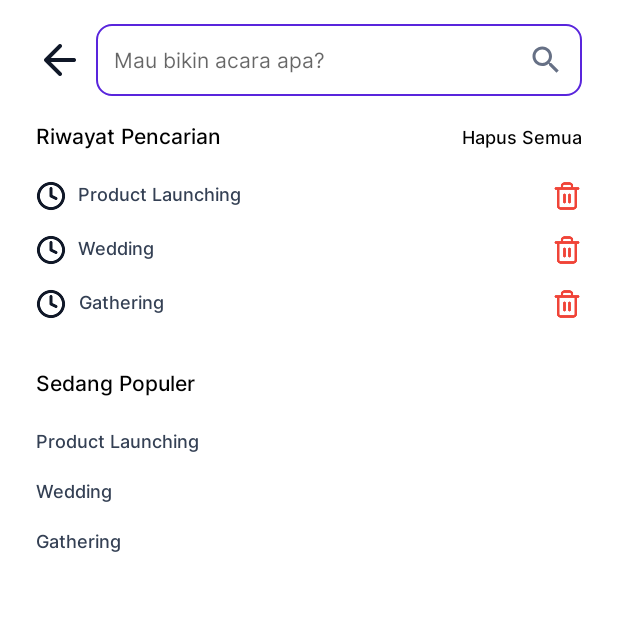
After one commit to Lumos-IL-Massive-Project/lapak-event-mobile-app, an Android app: the SearchActivity screen opened directly, with no data from a screen before it, on a phone screen of 412 x 824 dp, the top half of it. The commit adds this screen. Run offline under Robolectric (Android 15) with nearby library versions, the phone set to English and light mode, and no system bars.

Commit message:
create search page

```diff
--- a/app/src/main/AndroidManifest.xml
+++ b/app/src/main/AndroidManifest.xml
@@ -15,7 +15,7 @@
         android:theme="@style/Theme.ConnectUs"
         tools:targetApi="31">
         <activity
-            android:name=".activities.home.HomeActivity"
+            android:name=".activities.search.SearchActivity"
             android:exported="false" />
         <activity
             android:name=".activities.splash.SplashActivity"
--- a/app/src/main/java/com/example/connectus/activities/home/HomeFragment.kt
+++ b/app/src/main/java/com/example/connectus/activities/home/HomeFragment.kt
@@ -1,5 +1,6 @@
 package com.example.connectus.activities.home
 
+import android.content.Intent
 import android.os.Bundle
 import android.os.Handler
 import android.os.Looper
@@ -22,6 +23,7 @@ import com.example.connectus.activities.home.adapters.ViewPagerCarouselAdapter
 import com.example.connectus.activities.home.models.CarouselData
 import com.example.connectus.activities.home.models.MenuData
 import com.example.connectus.activities.home.models.ProductData
+import com.example.connectus.activities.search.SearchActivity
 import com.example.connectus.databinding.FragmentHomeBinding
 
 class HomeFragment : Fragment(), View.OnClickListener {
@@ -44,16 +46,12 @@ class HomeFragment : Fragment(), View.OnClickListener {
         return binding.root
     }
 
-//    override fun onViewCreated(view: View, savedInstanceState: Bundle?) {
-//        super.onViewCreated(view, savedInstanceState)
-//
-//        initCarousel()
-//        initMenu()
-//        initSearchInput()
-//        initPopularProduct()
-//    }
     override fun onClick(v: View?) {
-        TODO("Not yet implemented")
+        when(v?.id) {
+            R.id.etSearchFixed -> {
+                startActivity(Intent(requireContext(), SearchActivity::class.java))
+            }
+        }
     }
 
     private fun initCarousel() {
--- /dev/null
+++ b/app/src/main/java/com/example/connectus/activities/search/SearchActivity.kt
@@ -0,0 +1,58 @@
+package com.example.connectus.activities.search
+
+import android.content.Intent
+import android.os.Bundle
+import android.view.View
+import androidx.appcompat.app.AppCompatActivity
+import androidx.recyclerview.widget.GridLayoutManager
+import com.example.connectus.R
+import com.example.connectus.activities.MainActivity
+import com.example.connectus.activities.search.adapters.RecyclerViewPopularSearchAdapter
+import com.example.connectus.activities.search.adapters.RecyclerViewSearchHistoryAdapter
+import com.example.connectus.activities.search.models.SearchHistoryData
+import com.example.connectus.databinding.ActivitySearchBinding
+
+class SearchActivity : AppCompatActivity(), View.OnClickListener {
+    private lateinit var binding: ActivitySearchBinding
+
+    override fun onCreate(savedInstanceState: Bundle?) {
+        super.onCreate(savedInstanceState)
+        binding = ActivitySearchBinding.inflate(layoutInflater)
+        setContentView(binding.root)
+
+        initSearchHistory()
+        initPopularSearch()
+        binding.searchHeader.btnBack.setOnClickListener(this)
+    }
+
+    private fun initSearchHistory() {
+        val searchHistoryList: List<SearchHistoryData> = listOf(
+            SearchHistoryData("Product Launching"),
+            SearchHistoryData("Wedding"),
+            SearchHistoryData("Gathering")
+        )
+
+        binding.rvSearchHistory.adapter = RecyclerViewSearchHistoryAdapter(searchHistoryList)
+        binding.rvSearchHistory.layoutManager = GridLayoutManager(this, 1)
+    }
+
+    private fun initPopularSearch() {
+        val popularSearchList: List<SearchHistoryData> = listOf(
+            SearchHistoryData("Product Launching"),
+            SearchHistoryData("Wedding"),
+            SearchHistoryData("Gathering")
+        )
+
+        binding.rvPopularSearch.adapter = RecyclerViewPopularSearchAdapter(popularSearchList)
+        binding.rvPopularSearch.layoutManager = GridLayoutManager(this, 1)
+    }
+
+    override fun onClick(v: View?) {
+        when (v?.id) {
+            R.id.btnBack -> {
+                val intent = Intent(this, MainActivity::class.java)
+                startActivity(intent)
+            }
+        }
+    }
+}
--- /dev/null
+++ b/app/src/main/java/com/example/connectus/activities/search/adapters/RecyclerViewPopularSearchAdapter.kt
@@ -0,0 +1,30 @@
+package com.example.connectus.activities.search.adapters
+
+import android.content.Context
+import android.view.LayoutInflater
+import android.view.ViewGroup
+import androidx.recyclerview.widget.RecyclerView
+import com.example.connectus.activities.search.models.SearchHistoryData
+import com.example.connectus.databinding.HomePopularProductItemBinding
+import com.example.connectus.databinding.SearchHistorySearchItemBinding
+import com.example.connectus.databinding.SearchPopularSearchItemBinding
+
+class RecyclerViewPopularSearchAdapter(private val popularSearchList: List<SearchHistoryData>):
+RecyclerView.Adapter<RecyclerViewPopularSearchAdapter.ViewHolder>() {
+    inner class ViewHolder(itemView: SearchPopularSearchItemBinding): RecyclerView.ViewHolder(itemView.root) {
+        val tvPopularSearchLabel = itemView.tvPopularSearchLabel
+    }
+
+    override fun onCreateViewHolder(parent: ViewGroup, viewType: Int): ViewHolder {
+        val view = SearchPopularSearchItemBinding.inflate(LayoutInflater.from(parent.context), parent, false)
+        return ViewHolder(view)
+    }
+
+    override fun getItemCount(): Int {
+        return popularSearchList.size
+    }
+
+    override fun onBindViewHolder(holder: ViewHolder, position: Int) {
+        holder.tvPopularSearchLabel.text = popularSearchList[position].name
+    }
+}
--- /dev/null
+++ b/app/src/main/java/com/example/connectus/activities/search/adapters/RecyclerViewSearchHistoryAdapter.kt
@@ -0,0 +1,29 @@
+package com.example.connectus.activities.search.adapters
+
+import android.content.Context
+import android.view.LayoutInflater
+import android.view.ViewGroup
+import androidx.recyclerview.widget.RecyclerView
+import com.example.connectus.activities.search.models.SearchHistoryData
+import com.example.connectus.databinding.HomePopularProductItemBinding
+import com.example.connectus.databinding.SearchHistorySearchItemBinding
+
+class RecyclerViewSearchHistoryAdapter(private val searchHistoryList: List<SearchHistoryData>):
+RecyclerView.Adapter<RecyclerViewSearchHistoryAdapter.ViewHolder>() {
+    inner class ViewHolder(itemView: SearchHistorySearchItemBinding): RecyclerView.ViewHolder(itemView.root) {
+        val searchHistoryLabel = itemView.searchHistoryLabel
+    }
+
+    override fun onCreateViewHolder(parent: ViewGroup, viewType: Int): ViewHolder {
+        val view = SearchHistorySearchItemBinding.inflate(LayoutInflater.from(parent.context), parent, false)
+        return ViewHolder(view)
+    }
+
+    override fun getItemCount(): Int {
+        return searchHistoryList.size
+    }
+
+    override fun onBindViewHolder(holder: ViewHolder, position: Int) {
+        holder.searchHistoryLabel.text = searchHistoryList[position].name
+    }
+}
--- /dev/null
+++ b/app/src/main/java/com/example/connectus/activities/search/models/SearchHistoryData.kt
@@ -0,0 +1,5 @@
+package com.example.connectus.activities.search.models
+
+data class SearchHistoryData(
+    val name: String
+)
--- /dev/null
+++ b/app/src/main/res/layout/activity_search.xml
@@ -0,0 +1,90 @@
+<?xml version="1.0" encoding="utf-8"?>
+<androidx.constraintlayout.widget.ConstraintLayout xmlns:android="http://schemas.android.com/apk/res/android"
+    xmlns:app="http://schemas.android.com/apk/res-auto"
+    xmlns:tools="http://schemas.android.com/tools"
+    android:layout_width="match_parent"
+    android:layout_height="match_parent"
+    android:paddingHorizontal="24dp"
+    tools:context=".activities.search.SearchActivity">
+
+    <include
+        android:id="@+id/searchHeader"
+        layout="@layout/search_header" />
+
+    <LinearLayout
+        android:id="@+id/linearLayoutSearchHistory"
+        android:layout_width="match_parent"
+        android:layout_height="wrap_content"
+        android:orientation="horizontal"
+        app:layout_constraintEnd_toEndOf="parent"
+        app:layout_constraintStart_toStartOf="parent"
+        app:layout_constraintTop_toBottomOf="@+id/searchHeader">
+
+        <TextView
+            android:id="@+id/tvSearchHistory"
+            android:layout_width="wrap_content"
+            android:layout_height="wrap_content"
+            android:fontFamily="@font/inter_medium"
+            android:text="@string/search_history"
+            android:textColor="@color/black"
+            android:textSize="14sp"
+            app:layout_constraintEnd_toEndOf="parent"
+            app:layout_constraintHorizontal_bias="0.066"
+            app:layout_constraintStart_toStartOf="parent"
+            app:layout_constraintTop_toBottomOf="@id/etSearchFixed" />
+
+        <View
+            android:layout_width="0dp"
+            android:layout_height="0dp"
+            android:layout_weight="1" />
+
+        <TextView
+            android:id="@+id/tvDeleteAllHistory"
+            android:layout_width="wrap_content"
+            android:layout_height="wrap_content"
+            android:background="@drawable/ripple_effect"
+            android:clickable="true"
+            android:fontFamily="@font/inter_medium"
+            android:text="@string/delete_all"
+            android:textColor="@color/black"
+            android:textSize="12sp"
+            app:layout_constraintEnd_toEndOf="parent"
+            app:layout_constraintHorizontal_bias="0.066"
+            app:layout_constraintStart_toStartOf="parent"
+            app:layout_constraintTop_toBottomOf="@id/etSearchFixed" />
+    </LinearLayout>
+
+    <androidx.recyclerview.widget.RecyclerView
+        android:id="@+id/rvSearchHistory"
+        android:layout_width="match_parent"
+        android:layout_height="wrap_content"
+        android:layout_marginTop="12dp"
+        android:clipToPadding="false"
+        android:isScrollContainer="false"
+        android:nestedScrollingEnabled="false"
+        app:layout_constraintTop_toBottomOf="@id/linearLayoutSearchHistory" />
+
+    <TextView
+        android:id="@+id/tvPopularSearch"
+        android:layout_width="wrap_content"
+        android:layout_height="wrap_content"
+        android:fontFamily="@font/inter_medium"
+        android:text="@string/popular_search"
+        android:textColor="@color/black"
+        android:textSize="14sp"
+        android:layout_marginTop="24dp"
+        app:layout_constraintEnd_toEndOf="parent"
+        app:layout_constraintHorizontal_bias="0.0"
+        app:layout_constraintStart_toStartOf="parent"
+        app:layout_constraintTop_toBottomOf="@id/rvSearchHistory" />
+
+    <androidx.recyclerview.widget.RecyclerView
+        android:id="@+id/rvPopularSearch"
+        android:layout_width="match_parent"
+        android:layout_height="wrap_content"
+        android:layout_marginTop="12dp"
+        android:clipToPadding="false"
+        android:isScrollContainer="false"
+        android:nestedScrollingEnabled="false"
+        app:layout_constraintTop_toBottomOf="@id/tvPopularSearch" />
+</androidx.constraintlayout.widget.ConstraintLayout>
--- /dev/null
+++ b/app/src/main/res/layout/search_header.xml
@@ -0,0 +1,35 @@
+<?xml version="1.0" encoding="utf-8"?>
+<LinearLayout xmlns:android="http://schemas.android.com/apk/res/android"
+    xmlns:app="http://schemas.android.com/apk/res-auto"
+    android:layout_width="match_parent"
+    android:layout_height="wrap_content"
+    android:orientation="horizontal"
+    android:paddingVertical="16dp">
+
+    <ImageView
+        android:id="@+id/btnBack"
+        android:layout_width="32dp"
+        android:layout_height="48dp"
+        android:layout_gravity="center_vertical"
+        android:background="@drawable/ripple_effect"
+        android:clickable="true"
+        android:contentDescription="Back Button"
+        android:src="@drawable/ic_arrow_left" />
+
+    <EditText
+        android:id="@+id/etSearchFixed"
+        android:layout_width="fill_parent"
+        android:layout_height="48dp"
+        android:layout_marginLeft="8dp"
+        android:background="@drawable/custom_input"
+        android:drawableEnd="@drawable/baseline_search_24"
+        android:drawablePadding="8dp"
+        android:fontFamily="@font/inter_regular"
+        android:hint="@string/home_search_hint"
+        android:inputType="text"
+        android:paddingStart="12dp"
+        android:paddingEnd="12dp"
+        android:textColor="@color/gray_500"
+        android:textSize="14sp"
+        app:layout_constraintTop_toBottomOf="@id/gvMenu" />
+</LinearLayout>
--- /dev/null
+++ b/app/src/main/res/layout/search_history_search_item.xml
@@ -0,0 +1,50 @@
+<?xml version="1.0" encoding="utf-8"?>
+<LinearLayout xmlns:android="http://schemas.android.com/apk/res/android"
+    android:layout_width="match_parent"
+    android:layout_height="wrap_content"
+    android:gravity="center"
+    android:orientation="horizontal"
+    android:paddingVertical="8dp">
+
+    <LinearLayout
+        android:layout_width="wrap_content"
+        android:clickable="true"
+        android:background="@drawable/ripple_effect"
+        android:layout_height="wrap_content"
+        android:orientation="horizontal">
+
+        <ImageView
+            android:id="@+id/searchHistoryIcon"
+            android:layout_width="20dp"
+            android:layout_height="20dp"
+            android:layout_gravity="center_vertical"
+            android:layout_marginRight="8dp"
+            android:contentDescription="Search History Icon"
+            android:src="@drawable/ic_clock" />
+
+        <TextView
+            android:id="@+id/searchHistoryLabel"
+            android:layout_width="wrap_content"
+            android:layout_height="wrap_content"
+            android:fontFamily="@font/inter_medium"
+            android:text="Product Launching"
+            android:textAlignment="center"
+            android:textColor="@color/gray_700"
+            android:textSize="12sp" />
+    </LinearLayout>
+
+    <View
+        android:layout_width="0dp"
+        android:layout_height="0dp"
+        android:layout_weight="1" />
+
+    <ImageView
+        android:id="@+id/searchHistoryDeleteIcon"
+        android:layout_width="20dp"
+        android:layout_height="20dp"
+        android:layout_gravity="center_vertical"
+        android:clickable="true"
+        android:background="@drawable/ripple_effect"
+        android:contentDescription="Search History Icon"
+        android:src="@drawable/ic_trash" />
+</LinearLayout>
--- /dev/null
+++ b/app/src/main/res/layout/search_popular_search_item.xml
@@ -0,0 +1,18 @@
+<?xml version="1.0" encoding="utf-8"?>
+<LinearLayout xmlns:android="http://schemas.android.com/apk/res/android"
+    android:layout_width="match_parent"
+    android:layout_height="wrap_content"
+    android:orientation="horizontal"
+    android:paddingVertical="8dp">
+
+    <TextView
+        android:id="@+id/tvPopularSearchLabel"
+        android:layout_width="wrap_content"
+        android:layout_height="wrap_content"
+        android:background="@drawable/ripple_effect"
+        android:clickable="true"
+        android:fontFamily="@font/inter_medium"
+        android:text="Product Launching"
+        android:textColor="@color/gray_700"
+        android:textSize="12sp" />
+</LinearLayout>
--- a/app/src/main/res/values/strings.xml
+++ b/app/src/main/res/values/strings.xml
@@ -13,4 +13,7 @@
     <string name="home">Beranda</string>
     <string name="transaction">Transaksi</string>
     <string name="profile">Profil</string>
+    <string name="search_history">Riwayat Pencarian</string>
+    <string name="delete_all">Hapus Semua</string>
+    <string name="popular_search">Sedang Populer</string>
 </resources>
```
Also changed, not shown: app/src/main/res/drawable/ic_arrow_left.png (added), app/src/main/res/drawable/ic_clock.png (added), app/src/main/res/drawable/ic_trash.png (added).
